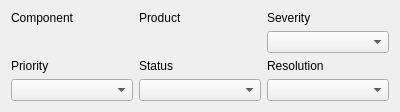
Entomologist/entomologist, file tracker_uis/BugzillaDetails.ui: the form before one commit.
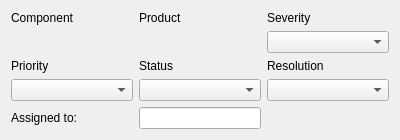
The form after the commit.

```diff
--- a/tracker_uis/BugzillaDetails.ui
+++ b/tracker_uis/BugzillaDetails.ui
@@ -7,7 +7,7 @@
     <x>0</x>
     <y>0</y>
     <width>400</width>
-    <height>94</height>
+    <height>120</height>
    </rect>
   </property>
   <property name="windowTitle">
@@ -94,6 +94,23 @@
      </property>
     </widget>
    </item>
+   <item row="4" column="0">
+    <widget class="QLabel" name="assignedToLabel">
+     <property name="text">
+      <string>Assigned to:</string>
+     </property>
+    </widget>
+   </item>
+   <item row="4" column="1">
+    <widget class="QLineEdit" name="assignedToEdit">
+     <property name="sizePolicy">
+      <sizepolicy hsizetype="Preferred" vsizetype="Fixed">
+       <horstretch>0</horstretch>
+       <verstretch>0</verstretch>
+      </sizepolicy>
+     </property>
+    </widget>
+   </item>
   </layout>
  </widget>
  <resources/>
```
